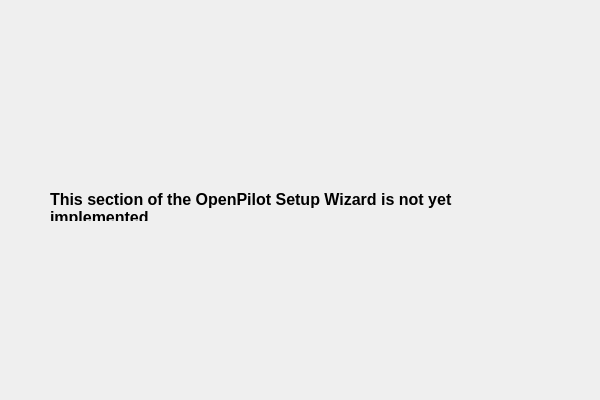
This is ground/openpilotgcs/src/plugins/setupwizard/pages/notyetimplementedpage.ui in openpilot/OpenPilot as Qt 5 draws it before an edit. The edited form follows.
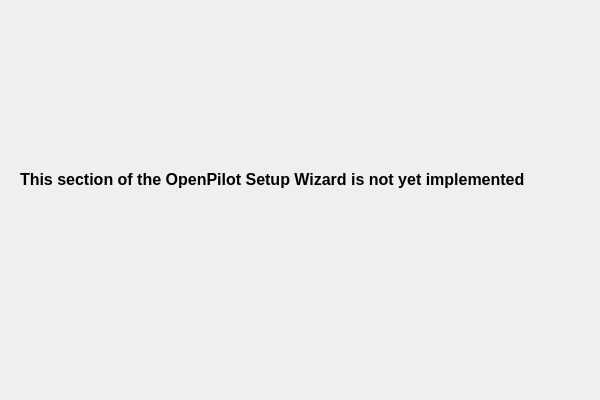
This is the edited form.

```diff
--- a/ground/openpilotgcs/src/plugins/setupwizard/pages/notyetimplementedpage.ui
+++ b/ground/openpilotgcs/src/plugins/setupwizard/pages/notyetimplementedpage.ui
@@ -16,10 +16,10 @@
   <widget class="QLabel" name="label_2">
    <property name="geometry">
     <rect>
-     <x>50</x>
-     <y>190</y>
-     <width>501</width>
-     <height>31</height>
+     <x>20</x>
+     <y>170</y>
+     <width>551</width>
+     <height>51</height>
     </rect>
    </property>
    <property name="text">
```
